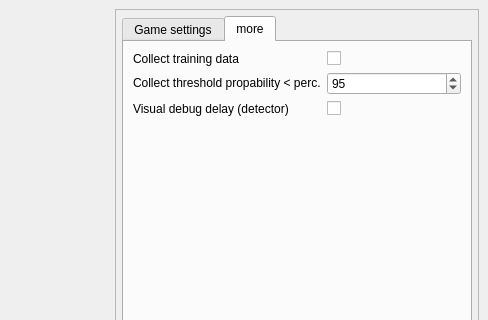
The window that src/acid/gui/app.ui (ierror/acid-chess) describes before a commit, drawn with Qt 5; both pictures show x 634 to 1122 and y 0 to 320 of the 1122 by 776 pixel window.
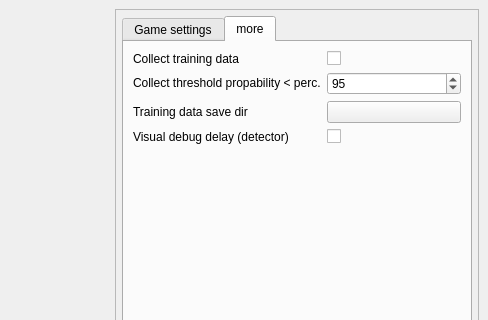
The same window after the commit. The open tabs and pages were chosen to show the change. Icons and pictures are not drawn. Custom widgets are drawn as their Qt base class.

Commit message: make training data save path configurable

Patch:
```diff
--- a/src/acid/gui/app.ui
+++ b/src/acid/gui/app.ui
@@ -485,19 +485,37 @@
                </widget>
               </item>
               <item row="2" column="0">
+               <widget class="QLabel" name="label_6">
+                <property name="text">
+                 <string>Training data save dir</string>
+                </property>
+               </widget>
+              </item>
+              <item row="3" column="0">
                <widget class="QLabel" name="label_11">
                 <property name="text">
                  <string>Visual debug delay (detector)</string>
                 </property>
                </widget>
               </item>
-              <item row="2" column="1">
+              <item row="3" column="1">
                <widget class="QCheckBox" name="checkBoxVisualDebugDelay">
                 <property name="text">
                  <string/>
                 </property>
                </widget>
               </item>
+              <item row="2" column="1">
+               <widget class="QPushButton" name="pushButtonCollectTrainingDataSaveTo">
+                <property name="text">
+                 <string/>
+                </property>
+                <property name="icon">
+                 <iconset resource="res/icons.qrc">
+                  <normaloff>:/save-action-floppy.svg</normaloff>:/save-action-floppy.svg</iconset>
+                </property>
+               </widget>
+              </item>
              </layout>
             </widget>
            </widget>
```
Left out of the diff: 2 changed lines with no effect on the pictures. The commit also changes 2 other files.
